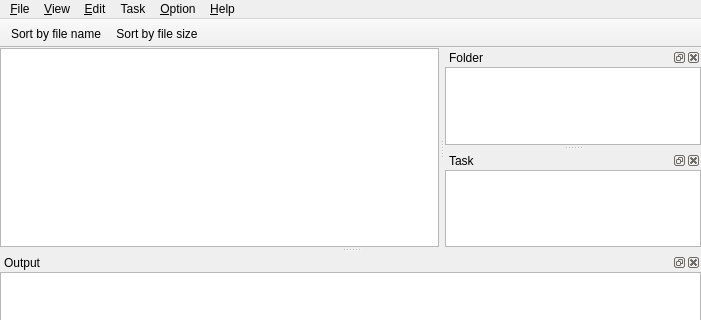
Before: the Qt Designer form src/mainwindow.ui in ambiesoft/SceneExplorer, drawn with Qt 5; both pictures show x 0 to 701 and y 0 to 320 of the 701 by 486 pixel window.
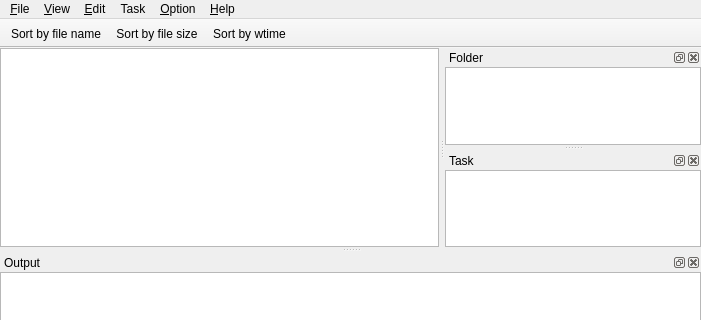
After: the same form once the commit is applied.

```diff
--- a/src/mainwindow.ui
+++ b/src/mainwindow.ui
@@ -182,6 +182,7 @@
    </attribute>
    <addaction name="actionSort_by_file_name"/>
    <addaction name="actionSort_by_file_size"/>
+   <addaction name="actionSort_by_wtime"/>
   </widget>
   <widget class="QStatusBar" name="statusBar"/>
   <widget class="QDockWidget" name="dockLog">
@@ -387,6 +388,11 @@
     <string>Sort by file &amp;size</string>
    </property>
   </action>
+  <action name="actionSort_by_wtime">
+   <property name="text">
+    <string>Sort by wtime</string>
+   </property>
+  </action>
  </widget>
  <layoutdefault spacing="6" margin="11"/>
  <resources/>
```
Left out of the diff: 4 changed lines with no effect on the pictures.
